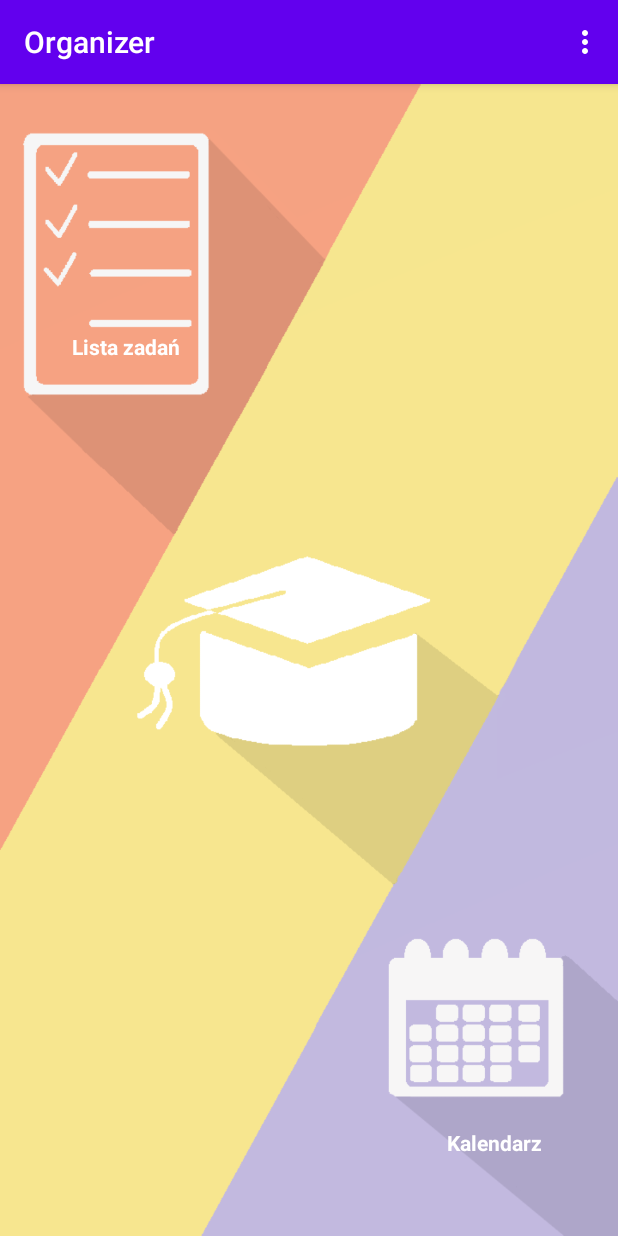
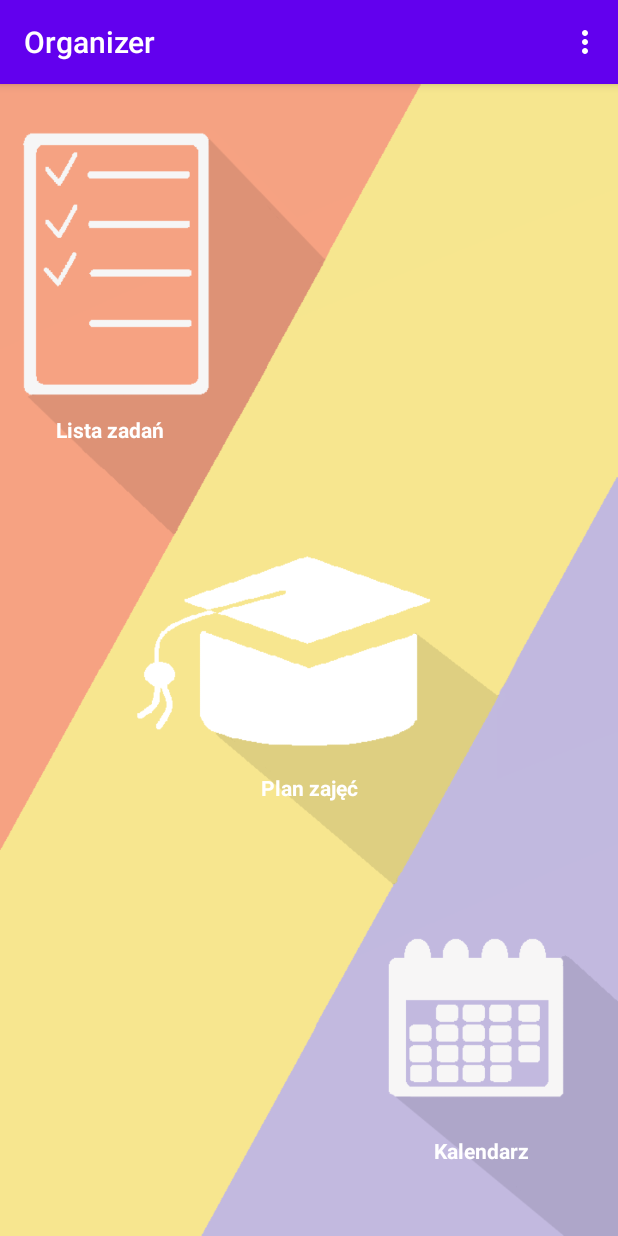
Before and after one commit to agatasidlo/Organizer, an Android app: the screen it shows after launch once a user with an empty profile is signed in (MenuActivity), on a phone screen of 412 x 824 dp. Run offline under Robolectric (Android 15) with nearby library versions, the phone set to English and light mode, and no system bars; our stand-ins replace Firebase (no records; nobody signed in at launch, a user with empty details on screens opened directly).

Commit message:
more flexible dimensions

```diff
--- a/Organizer/app/src/main/res/layout/activity_calendar.xml
+++ b/Organizer/app/src/main/res/layout/activity_calendar.xml
@@ -41,7 +41,7 @@
     <TextView
         android:id="@+id/dataTextId"
         android:layout_width="match_parent"
-        android:layout_height="125dp"
+        android:layout_height="@android:dimen/dialog_min_width_major"
         android:layout_marginBottom="8dp"
         android:background="#FDFCFC"
         android:gravity="center"
@@ -76,14 +76,14 @@
         android:id="@+id/addNoteBtn"
         android:layout_width="match_parent"
         android:layout_height="wrap_content"
-        android:layout_marginBottom="124dp"
+        android:layout_marginBottom="8dp"
         android:text="@string/addNoteCalendar"
         app:layout_constraintBottom_toBottomOf="parent"
         app:layout_constraintEnd_toEndOf="parent"
         app:layout_constraintHorizontal_bias="0.0"
         app:layout_constraintStart_toStartOf="parent"
         app:layout_constraintTop_toTopOf="parent"
-        app:layout_constraintVertical_bias="0.909" />
+        app:layout_constraintVertical_bias="0.79" />
 
     <TextView
         android:id="@+id/monthViewId"
--- a/Organizer/app/src/main/res/layout/activity_menu.xml
+++ b/Organizer/app/src/main/res/layout/activity_menu.xml
@@ -13,43 +13,56 @@
         android:id="@+id/textView3"
         android:layout_width="wrap_content"
         android:layout_height="22dp"
-        android:layout_marginBottom="50dp"
-        android:textStyle="bold"
+        android:layout_marginTop="8dp"
+        android:layout_marginBottom="8dp"
         android:text="@string/Kalendarz"
         android:textColor="@android:color/white"
+        android:textStyle="bold"
         app:layout_constraintBottom_toBottomOf="parent"
         app:layout_constraintEnd_toEndOf="parent"
-        app:layout_constraintHorizontal_bias="0.854"
-        app:layout_constraintStart_toStartOf="parent" />
+        app:layout_constraintHorizontal_bias="0.83"
+        app:layout_constraintStart_toStartOf="parent"
+        app:layout_constraintTop_toTopOf="parent"
+        app:layout_constraintVertical_bias="0.95" />
 
     <TextView
         android:id="@+id/textView2"
-        android:textStyle="bold"
-        android:textColor="@android:color/white"
         android:layout_width="wrap_content"
         android:layout_height="wrap_content"
-        android:layout_marginStart="48dp"
-        android:layout_marginLeft="38dp"
-        android:layout_marginTop="165dp"
+        android:layout_marginStart="8dp"
+        android:layout_marginLeft="8dp"
+        android:layout_marginTop="8dp"
+        android:layout_marginEnd="8dp"
+        android:layout_marginRight="8dp"
+        android:layout_marginBottom="8dp"
         android:text="@string/Lista"
+        android:textColor="@android:color/white"
+        android:textStyle="bold"
+        app:layout_constraintBottom_toBottomOf="parent"
+        app:layout_constraintEnd_toEndOf="parent"
+        app:layout_constraintHorizontal_bias="0.09"
         app:layout_constraintStart_toStartOf="parent"
         app:layout_constraintTop_toTopOf="parent"
-        app:layout_constraintHorizontal_bias="0.874" />
+        app:layout_constraintVertical_bias="0.29000002" />
 
 
     <TextView
         android:id="@+id/textView"
         android:layout_width="wrap_content"
         android:layout_height="wrap_content"
-            android:layout_marginStart="170dp"
-        android:layout_marginLeft="100dp"
-        android:layout_marginTop="340dp"
+        android:layout_marginStart="8dp"
+        android:layout_marginLeft="8dp"
+        android:layout_marginEnd="8dp"
+        android:layout_marginRight="8dp"
+        android:layout_marginBottom="8dp"
         android:text="@string/Plan_zajec"
+        android:textColor="@android:color/white"
         android:textStyle="bold"
-        android:textColor="@android:color/white"
+        app:layout_constraintBottom_toBottomOf="parent"
+        app:layout_constraintEnd_toEndOf="parent"
         app:layout_constraintStart_toStartOf="parent"
         app:layout_constraintTop_toTopOf="parent"
-        app:layout_constraintHorizontal_bias="0.844"/>
+        app:layout_constraintVertical_bias="0.62" />
 
     <Button
         android:id="@+id/listButton"
```
